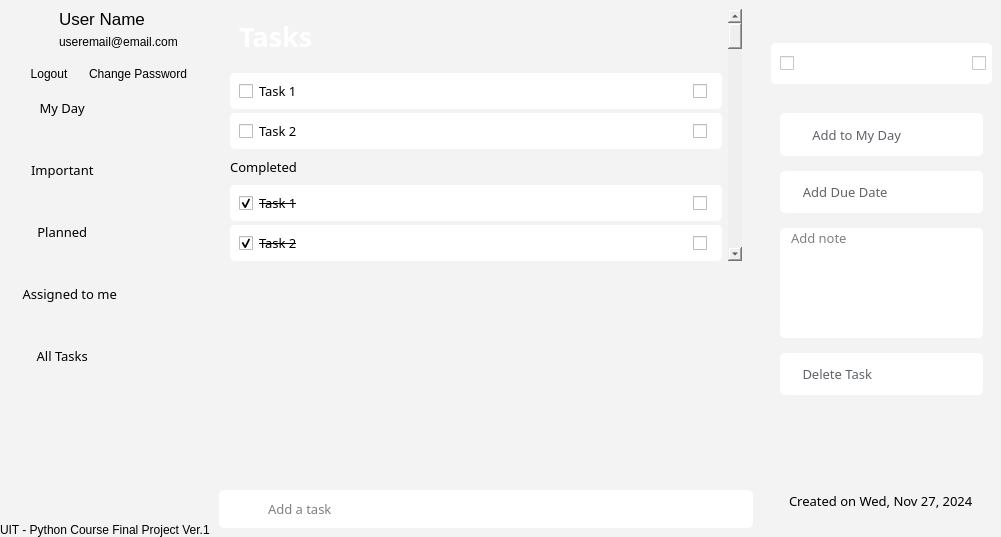
Before: the Qt Designer form ui/ui-design.ui in AgentMajin/taskify, drawn with Qt 5.
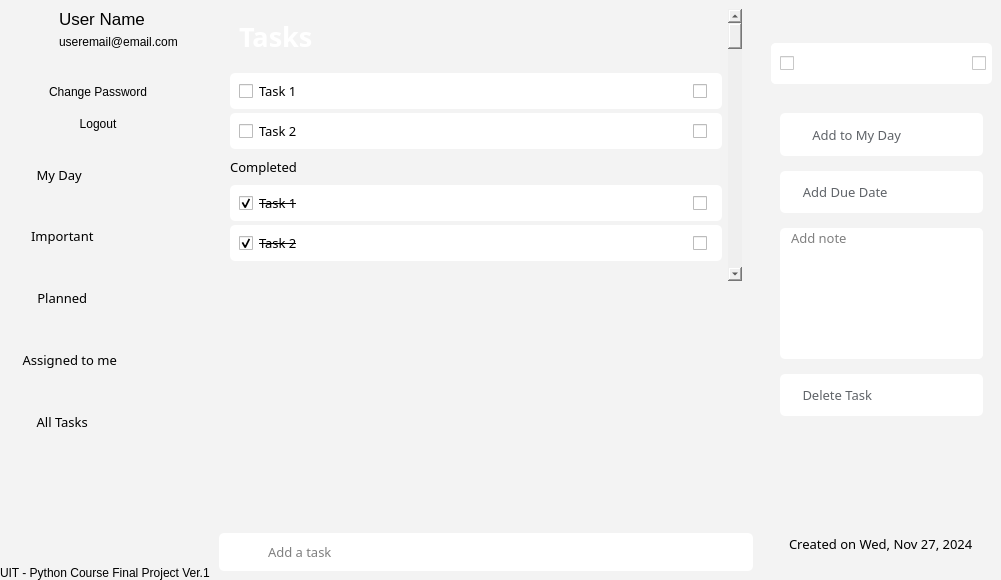
After: the same form once the commit is applied. Icons and pictures are not drawn.

What changed in the file:
```diff
--- a/ui/ui-design.ui
+++ b/ui/ui-design.ui
@@ -7,7 +7,7 @@
     <x>0</x>
     <y>0</y>
     <width>1001</width>
-    <height>537</height>
+    <height>580</height>
    </rect>
   </property>
   <property name="sizePolicy">
@@ -228,11 +228,17 @@
              <bool>true</bool>
             </property>
             <property name="sizePolicy">
-             <sizepolicy hsizetype="Minimum" vsizetype="Fixed">
+             <sizepolicy hsizetype="Minimum" vsizetype="Preferred">
               <horstretch>0</horstretch>
               <verstretch>0</verstretch>
              </sizepolicy>
             </property>
+            <property name="minimumSize">
+             <size>
+              <width>0</width>
+              <height>100</height>
+             </size>
+            </property>
             <property name="styleSheet">
              <string notr="true">padding-top: 0px;
 margin-top:0px;</string>
@@ -243,7 +249,7 @@
             <property name="frameShadow">
              <enum>QFrame::Raised</enum>
             </property>
-            <layout class="QHBoxLayout" name="horizontalLayout_10">
+            <layout class="QVBoxLayout" name="verticalLayout_11">
              <property name="spacing">
               <number>0</number>
              </property>
@@ -262,13 +268,6 @@
              <property name="bottomMargin">
               <number>9</number>
              </property>
-             <item>
-              <widget class="QPushButton" name="pushButton_3">
-               <property name="text">
-                <string>Logout</string>
-               </property>
-              </widget>
-             </item>
              <item>
               <widget class="QPushButton" name="pushButton_2">
                <property name="text">
@@ -276,6 +275,13 @@
                </property>
               </widget>
              </item>
+             <item>
+              <widget class="QPushButton" name="pushButton_3">
+               <property name="text">
+                <string>Logout</string>
+               </property>
+              </widget>
+             </item>
             </layout>
            </widget>
           </item>
@@ -347,6 +353,12 @@
              </property>
              <item>
               <widget class="QFrame" name="item_frame_1">
+               <property name="sizePolicy">
+                <sizepolicy hsizetype="Preferred" vsizetype="Fixed">
+                 <horstretch>0</horstretch>
+                 <verstretch>0</verstretch>
+                </sizepolicy>
+               </property>
                <property name="styleSheet">
                 <string notr="true">#item_frame_1::hover {
     background-color: rgba(255, 255, 255, 0.8); 
@@ -359,6 +371,21 @@
                 <enum>QFrame::Raised</enum>
                </property>
                <layout class="QHBoxLayout" name="horizontalLayout_7">
+                <property name="spacing">
+                 <number>0</number>
+                </property>
+                <property name="leftMargin">
+                 <number>0</number>
+                </property>
+                <property name="topMargin">
+                 <number>0</number>
+                </property>
+                <property name="rightMargin">
+                 <number>0</number>
+                </property>
+                <property name="bottomMargin">
+                 <number>0</number>
+                </property>
                 <item>
                  <widget class="QPushButton" name="my_day_button">
                   <property name="sizePolicy">
@@ -374,8 +401,9 @@
                    </font>
                   </property>
                   <property name="styleSheet">
-                   <string notr="true">border: none;
+                   <string notr="true">border:solid ;
 text-color: rgb(0,0,0);
+padding: 8px
 </string>
                   </property>
                   <property name="text">
```
Left out of the diff: 1 changed line with no effect on the pictures.
